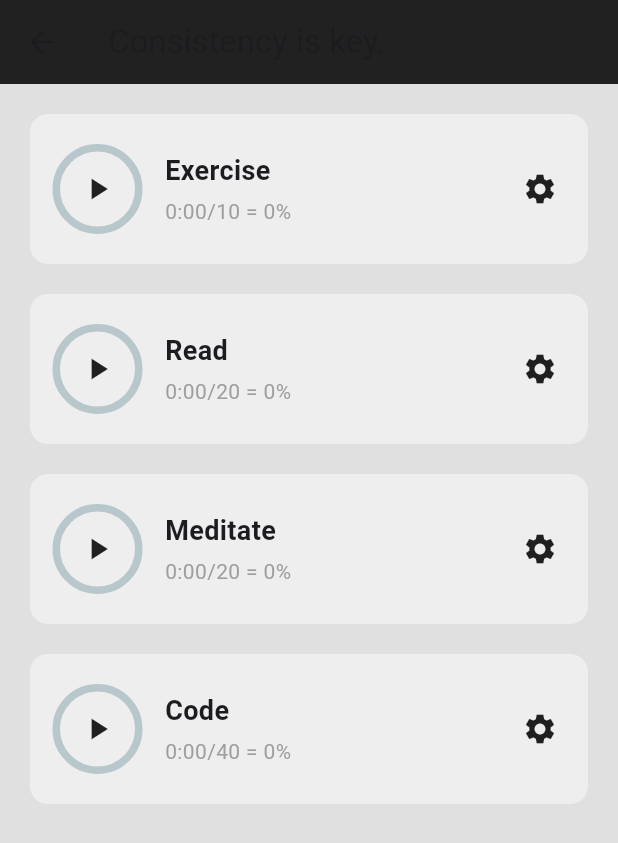
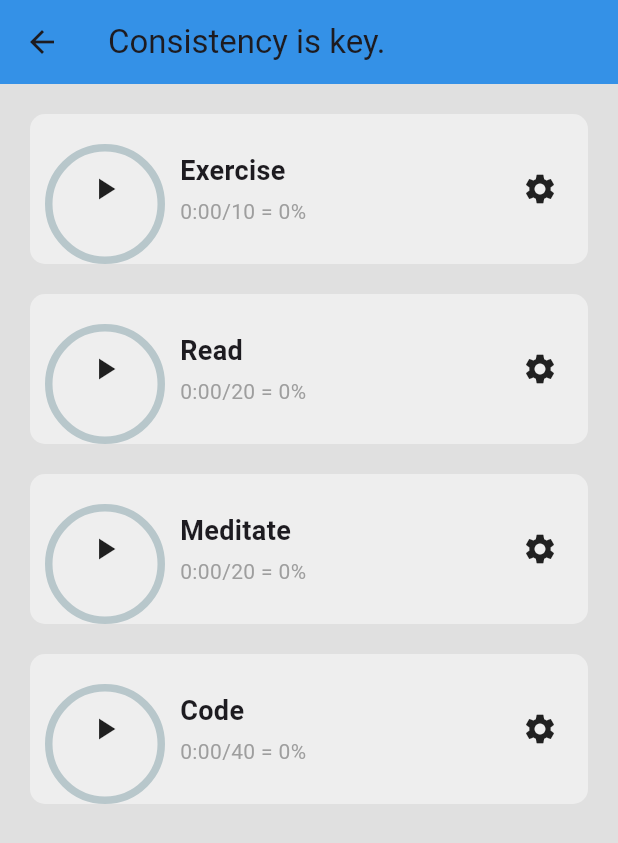
Before and after one commit to VP7985/fitnessgoal, a Flutter app: the habiittracker screen opened directly, on a phone screen of 412 x 824 dp. Shown: the top 843 px of the screen. Run offline on Flutter 3.47's test engine with Material 3 defaults, Android fonts, the phone set to English and light mode, and no system bars; drawn by our look-alikes of percent_indicator; our stand-ins replace firebase_auth, firebase_core, google_sign_in, image_picker; accounts and stored records are empty.

Commit message:
small changes

```diff
--- a/lib/auth/auth_for_google.dart
+++ b/lib/auth/auth_for_google.dart
@@ -1,6 +1,5 @@
 
 import 'package:firebase_auth/firebase_auth.dart';
-
 import 'package:google_sign_in/google_sign_in.dart';
 
 googleLogin() async {
--- a/lib/components/habittiles.dart
+++ b/lib/components/habittiles.dart
@@ -1,5 +1,4 @@
 import 'package:flutter/material.dart';
-import 'package:fitnessgoal/components/habittiles.dart';
 import 'package:percent_indicator/circular_percent_indicator.dart';
 
 class HabitTile extends StatelessWidget {
@@ -51,7 +50,7 @@ class HabitTile extends StatelessWidget {
         padding: EdgeInsets.all(20),
         decoration: BoxDecoration(
           color: Colors.grey[200],
-          borderRadius: BorderRadius.circular(12),
+          borderRadius: BorderRadius.circular(10),
         ),
         child: Row(
           mainAxisAlignment: MainAxisAlignment.spaceBetween,
@@ -62,15 +61,15 @@ class HabitTile extends StatelessWidget {
                   onTap: onTap,
                   child: SizedBox(
                     height: 60,
-                    width: 50,
+                    width: 60,
                     child: Stack(children: [
                       CircularPercentIndicator(
-                        radius: 30,
+                        radius: 40,
                         percent: percentcomplete() < 1 ? percentcomplete() : 1,
                         progressColor: percentcomplete() > 0.5
                             ? (percentcomplete() > 0.75
                                 ? Colors.green
-                                : const Color.fromARGB(255, 34, 32, 28))
+                                : Colors.orange)
                             : Colors.red,
                       ),
                       //play pause button
--- a/lib/main.dart
+++ b/lib/main.dart
@@ -6,7 +6,7 @@ import 'package:fitnessgoal/firebase_options.dart';
 void main() async {
   WidgetsFlutterBinding.ensureInitialized();
   await Firebase.initializeApp(
-  options: DefaultFirebaseOptions.currentPlatform,
+    options: DefaultFirebaseOptions.currentPlatform,
   );
   runApp(const MyApp());
 }
--- a/lib/screens/habit_tracking.dart
+++ b/lib/screens/habit_tracking.dart
@@ -32,6 +32,7 @@ class _habiittrackerState extends State<habiittracker> {
       Timer.periodic(
         Duration(seconds: 1),
         (timer) {
+
           if (habitlist[index][1]) {
             timer.cancel();
           }
@@ -65,7 +66,7 @@ class _habiittrackerState extends State<habiittracker> {
     return Scaffold(
       backgroundColor: Colors.grey[300],
       appBar: AppBar(
-        backgroundColor: Colors.grey[900],
+        backgroundColor: Color.fromARGB(255, 52, 145, 231),
         title: const Text('Consistency is key.'),
         centerTitle: false,
       ),
--- a/lib/screens/login.dart
+++ b/lib/screens/login.dart
@@ -56,7 +56,7 @@ class _LoginPageState extends State<LoginPage> {
                     ProfilePage();
                   },
                   onSignOut: () {
-                    LoginPage(onTap: (){});
+                    LoginPage(onTap: () {});
                   },
                 )),
       );
```
Also changed, not shown: pubspec.lock, 1 other file.
